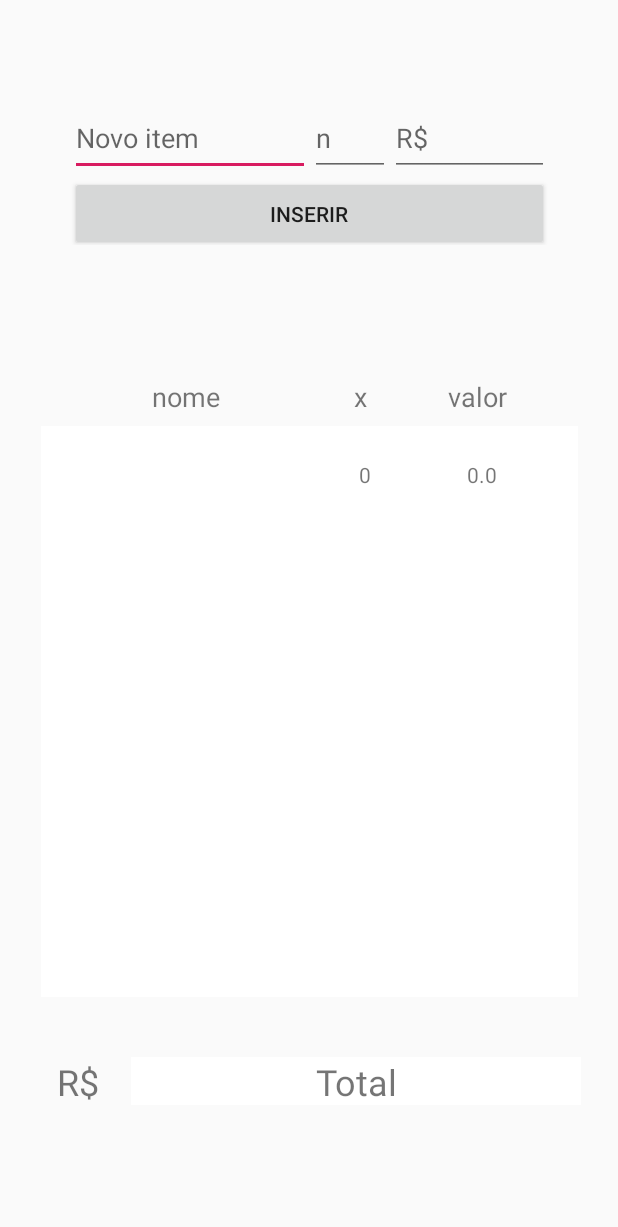
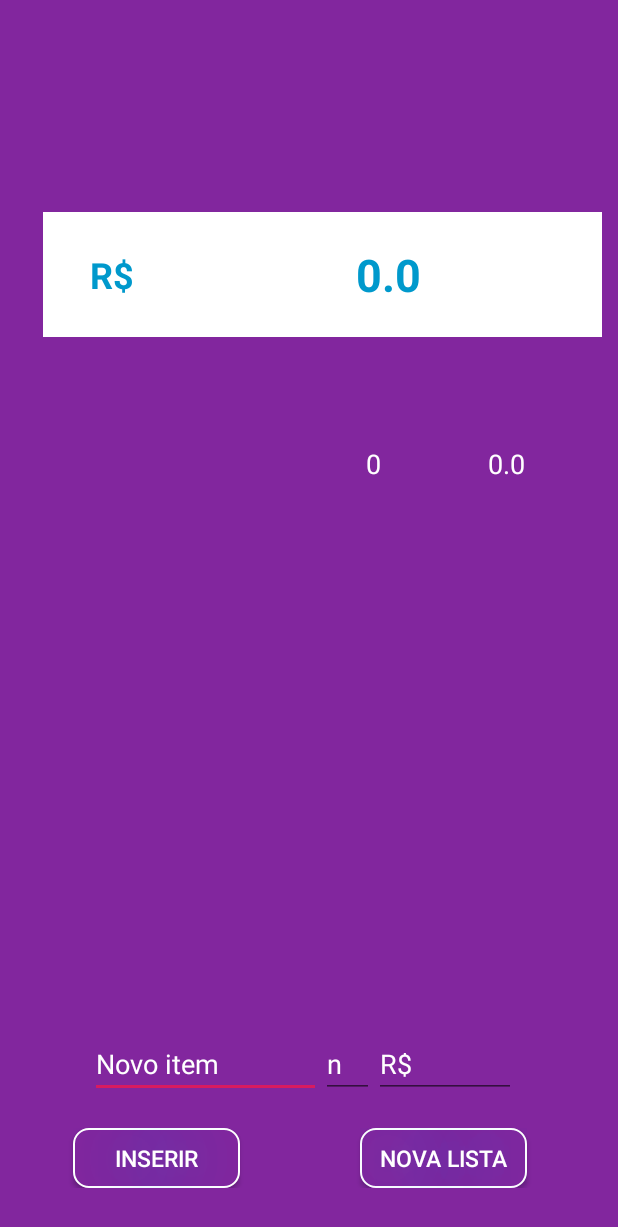
Before and after one commit to andreassef/meusupermercado, an Android app: the screen it shows after launch (MainActivity), after a tap on "INSERIR", on a phone screen of 412 x 824 dp. Shown: the top 1227 px of the screen. Run offline under Robolectric (Android 15) with nearby library versions, the phone set to English and light mode, and no system bars; 2 statements that could not run were skipped.

Commit message:
Novo layout e implementação do botão NOVA LISTA

```diff
--- a/app/src/main/java/com/example/meusupermercado/activities/MainActivity.java
+++ b/app/src/main/java/com/example/meusupermercado/activities/MainActivity.java
@@ -27,7 +27,7 @@ import java.util.ArrayList;
 import java.util.List;
 
 public class MainActivity extends AppCompatActivity {
-    private Button botaoInserir;
+    private Button botaoInserir, botaoNovaLista;
     private List<Compras> comprasList = new ArrayList<>();
     private Compras compras;
     private RecyclerView recyclerView;
@@ -37,13 +37,19 @@ public class MainActivity extends AppCompatActivity {
 
     private EditText editItem, editQuantidade, editValor;
 
+    //itens
+    private String item;
+    private int quantidade;
+    private double valor;
+
     @Override
     protected void onCreate(Bundle savedInstanceState) {
         super.onCreate(savedInstanceState);
         setContentView(R.layout.activity_adicionar_nova_lista);
         //Toolbar toolbar = findViewById(R.id.toolbar);
         //setSupportActionBar(toolbar);
-        botaoInserir = findViewById(R.id.botaoInserir);
+        botaoInserir = findViewById(R.id.btInserir);
+        botaoNovaLista = findViewById(R.id.bt_nova_lista);
         editItem = findViewById(R.id.editItem);
         editQuantidade = findViewById(R.id.editQuantidade);
         editValor = findViewById(R.id.editValor);
@@ -54,29 +60,51 @@ public class MainActivity extends AppCompatActivity {
             @Override
             public void onClick(View v) {
                 //conteudo
-                String item = editItem.getText().toString();
-                int quantidade = Integer.parseInt(editQuantidade.getText().toString());
-                double valor = Double.parseDouble(editValor.getText().toString());
+                item = editItem.getText().toString();
+                quantidade = Integer.parseInt(editQuantidade.getText().toString());
+                valor = Double.parseDouble(editValor.getText().toString());
 
-                comprasDAO = new ComprasDAO(getApplicationContext());
-
-                if(item == "" || String.valueOf(quantidade) == "" || String.valueOf(valor) == ""){
-                    Toast.makeText(getApplicationContext(),"Preencha os campos!", Toast.LENGTH_SHORT).show();
-                }
                 //validando campos
-                if(!(item.isEmpty() && String.valueOf(quantidade).isEmpty() && String.valueOf(valor).isEmpty())){
+                if (!(item.isEmpty() && String.valueOf(quantidade).isEmpty() && String.valueOf(valor).isEmpty())) {
+                    comprasDAO = new ComprasDAO(getApplicationContext());
                     compras = new Compras();
                     compras.setItem(item);
                     compras.setQuantidade(quantidade);
                     compras.setValor(valor);
-                    if(comprasDAO.salvar(compras)){
-                        Toast.makeText(getApplicationContext(),"Sucesso ao salvar item!", Toast.LENGTH_SHORT).show();
+
+                    if (comprasDAO.salvar(compras)) {
+                        Toast.makeText(getApplicationContext(), "Sucesso ao salvar item!", Toast.LENGTH_SHORT).show();
+                        onStart();
+                        editItem.setText("");
+                        editQuantidade.setText("");
+                        editValor.setText("");
                     }
                 }
-                onStart();
-                editItem.setText("");
-                editQuantidade.setText("");
-                editValor.setText("");
+            }
+        });
+
+        botaoNovaLista.setOnClickListener(new View.OnClickListener() {
+            @Override
+            public void onClick(View v) {
+                AlertDialog.Builder dialog = new AlertDialog.Builder(MainActivity.this);
+                //configura título e mensagem
+                dialog.setTitle("Nova lista");
+                dialog.setMessage("Deseja criar uma nova lista?");
+                dialog.setPositiveButton("Sim", new DialogInterface.OnClickListener() {
+                    @Override
+                    public void onClick(DialogInterface dialog, int which) {
+                        comprasDAO = new ComprasDAO(getApplicationContext());
+                        if(comprasDAO.deletarTudo()){
+                            carregarList();
+                            Toast.makeText(getApplicationContext(),"Sucesso ao criar nova lista!", Toast.LENGTH_SHORT).show();
+                        }else{
+                            Toast.makeText(getApplicationContext(),"Erro ao criar nova lista!", Toast.LENGTH_SHORT).show();
+                        }
+                    }
+                });
+                dialog.setNegativeButton("Não", null);
+                dialog.create();
+                dialog.show();
             }
         });
 
@@ -134,6 +162,11 @@ public class MainActivity extends AppCompatActivity {
         recyclerView.setLayoutManager(layoutManager);
         recyclerView.setHasFixedSize(true);
         recyclerView.setAdapter(listaAdapter);
+        double cont = 0;
+        for(Compras compras : comprasList){
+            cont = compras.total() + cont;
+        }
+        textTotal.setText(String.valueOf(cont));
     }
 
     @Override
--- a/app/src/main/java/com/example/meusupermercado/helper/ComprasDAO.java
+++ b/app/src/main/java/com/example/meusupermercado/helper/ComprasDAO.java
@@ -68,6 +68,17 @@ public class ComprasDAO implements ICompras {
         return true;
     }
 
+    public boolean deletarTudo(){
+        try {
+            escreve.delete(DbHelper.NOME_TABELA, null, null);
+            Log.i("INFO", "Item removida com sucesso!");
+        }catch (Exception e){
+            Log.i("INFO", "Erro ao remover item: " + e.getMessage());
+            return false;
+        }
+        return true;
+    }
+
     @Override
     public List<Compras> listar() {
         List<Compras> listaCompras = new ArrayList<>();
--- /dev/null
+++ b/app/src/main/res/color/color_principal.xml
@@ -0,0 +1,4 @@
+<?xml version="1.0" encoding="utf-8"?>
+<selector xmlns:android="http://schemas.android.com/apk/res/android">
+
+</selector>
--- /dev/null
+++ b/app/src/main/res/drawable/bt_inserir.xml
@@ -0,0 +1,23 @@
+<?xml version="1.0" encoding="utf-8"?>
+<shape xmlns:android="http://schemas.android.com/apk/res/android" android:shape="rectangle" >
+    <corners
+        android:radius="10dp"
+        />
+    <solid
+        android:color="#82269E"
+        />
+    <padding
+        android:left="0dp"
+        android:top="0dp"
+        android:right="0dp"
+        android:bottom="0dp"
+        />
+    <size
+        android:width="111dp"
+        android:height="40dp"
+        />
+    <stroke
+        android:width="1dp"
+        android:color="#ffffff"
+        />
+</shape>
--- /dev/null
+++ b/app/src/main/res/drawable/bt_nova_lista.xml
@@ -0,0 +1,23 @@
+<?xml version="1.0" encoding="utf-8"?>
+<shape xmlns:android="http://schemas.android.com/apk/res/android" android:shape="rectangle" >
+    <corners
+        android:radius="10dp"
+        />
+    <solid
+        android:color="#82269E"
+        />
+    <padding
+        android:left="0dp"
+        android:top="0dp"
+        android:right="0dp"
+        android:bottom="0dp"
+        />
+    <size
+        android:width="111dp"
+        android:height="40dp"
+        />
+    <stroke
+        android:width="1dp"
+        android:color="#ffffff"
+        />
+</shape>
--- a/app/src/main/res/layout/activity_adicionar_nova_lista.xml
+++ b/app/src/main/res/layout/activity_adicionar_nova_lista.xml
@@ -5,19 +5,28 @@
     android:id="@+id/adicionarNovoItem"
     android:layout_width="match_parent"
     android:layout_height="match_parent"
+    android:background="@color/corprincipal"
     tools:context=".activities.MainActivity">
 
 
     <LinearLayout
+        android:layout_width="377dp"
+        android:layout_height="122dp"
+        android:gravity="center"
+        android:orientation="vertical"
+        app:layout_constraintBottom_toTopOf="@+id/guideline4"
+        app:layout_constraintEnd_toStartOf="@+id/guideline3"
+        app:layout_constraintHorizontal_bias="0.393"
+        app:layout_constraintStart_toStartOf="@+id/guideline"
+        app:layout_constraintTop_toTopOf="@+id/guideline5"
+        app:layout_constraintVertical_bias="0.796">
+
+        <LinearLayout
             android:id="@+id/linearLayout3"
-        android:layout_width="359dp"
-        android:layout_height="136dp"
+            android:layout_width="324dp"
+            android:layout_height="wrap_content"
             android:orientation="vertical"
-        android:padding="20dp"
-        app:layout_constraintBottom_toTopOf="@+id/guideline6"
-        app:layout_constraintEnd_toStartOf="@+id/guideline3"
-        app:layout_constraintStart_toStartOf="@+id/guideline"
-        app:layout_constraintTop_toTopOf="parent">
+            android:padding="20dp">
 
             <LinearLayout
                 android:id="@+id/linearLayout2"
@@ -28,124 +37,131 @@
                 <EditText
                     android:id="@+id/editItem"
                     android:layout_width="wrap_content"
-                android:layout_height="50dp"
+                    android:layout_height="40dp"
                     android:layout_weight="1"
                     android:ems="10"
                     android:hint="Novo item"
-                android:inputType="textPersonName" />
+                    android:inputType="textPersonName"
+                    android:textColor="@android:color/background_light"
+                    android:textColorHint="@android:color/background_light" />
 
                 <EditText
                     android:id="@+id/editQuantidade"
                     android:layout_width="wrap_content"
-                android:layout_height="50dp"
+                    android:layout_height="40dp"
                     android:layout_weight="3"
                     android:ems="10"
                     android:hint="n"
-                android:inputType="number" />
+                    android:inputType="number"
+                    android:textColor="@android:color/background_light"
+                    android:textColorHint="@android:color/background_light" />
 
                 <EditText
                     android:id="@+id/editValor"
                     android:layout_width="wrap_content"
-                android:layout_height="50dp"
+                    android:layout_height="40dp"
                     android:layout_weight="2"
                     android:ems="10"
                     android:hint="R$"
-                android:inputType="numberDecimal" />
+                    android:inputType="numberDecimal"
+                    android:textColor="@android:color/background_light"
+                    android:textColorHint="@android:color/background_light" />
 
             </LinearLayout>
 
+        </LinearLayout>
+
+        <LinearLayout
+            android:layout_width="337dp"
+            android:layout_height="wrap_content"
+            android:orientation="horizontal">
+
             <Button
-            android:id="@+id/botaoInserir"
-            android:layout_width="match_parent"
-            android:layout_height="50dp"
-            android:text="Inserir" />
+                android:id="@+id/btInserir"
+                android:layout_width="111dp"
+                android:layout_height="40dp"
+                android:layout_marginLeft="15dp"
+
+                android:background="@drawable/bt_inserir"
+                android:shadowColor="#2f84d8"
+                android:shadowDx="0"
+                android:shadowDy="0"
+                android:shadowRadius="50"
+                android:text="Inserir"
+                android:textColor="#FFFFFF"
+                android:textSize="15sp" />
+
+            <Button
+                android:id="@+id/bt_nova_lista"
+                android:layout_width="111dp"
+                android:layout_height="40dp"
+                android:layout_marginLeft="80dp"
+
+                android:background="@drawable/bt_inserir"
+                android:shadowColor="#2f84d8"
+                android:shadowDx="0"
+                android:shadowDy="0"
+                android:shadowRadius="50"
+                android:text="Nova lista"
+                android:textColor="#FFFFFF"
+                android:textSize="15sp" />
+        </LinearLayout>
+
     </LinearLayout>
 
     <androidx.recyclerview.widget.RecyclerView
         android:id="@+id/recyclerViewItens"
-        android:layout_width="358dp"
-        android:layout_height="0dp"
-        android:layout_marginTop="8dp"
-        android:layout_marginBottom="12dp"
-        android:background="@android:color/white"
-        app:layout_constraintBottom_toTopOf="@+id/guideline4"
+        style="@style/AppTheme.NoActionBar"
+        android:layout_width="412dp"
+        android:layout_height="341dp"
+        android:background="@color/corprincipal"
+        app:layout_constraintBottom_toTopOf="@+id/guideline5"
         app:layout_constraintEnd_toStartOf="@+id/guideline3"
+        app:layout_constraintHorizontal_bias="0.571"
         app:layout_constraintStart_toStartOf="@+id/guideline"
-        app:layout_constraintTop_toBottomOf="@+id/textView2"
+        app:layout_constraintTop_toTopOf="@+id/guideline6"
         app:layout_constraintVertical_bias="1.0" />
 
     <TextView
         android:id="@+id/textTotal"
-        android:layout_width="300dp"
-        android:layout_height="32dp"
-        android:layout_marginTop="28dp"
-        android:layout_marginEnd="4dp"
-        android:layout_marginRight="4dp"
+        android:layout_width="285dp"
+        android:layout_height="83dp"
         android:background="@android:color/white"
         android:gravity="center"
-        android:text="Total"
-        android:textSize="24sp"
+        android:text="300.00"
+        android:textColor="@android:color/holo_blue_dark"
+        android:textSize="30sp"
+        android:textStyle="bold"
+        app:layout_constraintBottom_toTopOf="@+id/recyclerViewItens"
         app:layout_constraintEnd_toStartOf="@+id/guideline3"
-        app:layout_constraintTop_toTopOf="@+id/guideline4" />
-
-    <TextView
-        android:id="@+id/textView"
-        android:layout_width="130dp"
-        android:layout_height="wrap_content"
-        android:gravity="center"
-        android:text="nome"
-        android:textSize="18sp"
-        app:layout_constraintBottom_toTopOf="@+id/guideline5"
-        app:layout_constraintEnd_toStartOf="@+id/textView2"
-        app:layout_constraintHorizontal_bias="0.595"
-        app:layout_constraintStart_toStartOf="@+id/guideline"
-        app:layout_constraintTop_toTopOf="@+id/guideline6"
-        app:layout_constraintVertical_bias="0.433" />
-
-    <TextView
-        android:id="@+id/textView2"
-        android:layout_width="50dp"
-        android:layout_height="24dp"
-        android:layout_marginEnd="28dp"
-        android:layout_marginRight="28dp"
-        android:gravity="center"
-        android:text="x"
-        android:textSize="18sp"
-        app:layout_constraintBaseline_toBaselineOf="@+id/textView"
-        app:layout_constraintEnd_toStartOf="@+id/textView4" />
-
-    <TextView
-        android:id="@+id/textView4"
-        android:layout_width="50dp"
-        android:layout_height="wrap_content"
-        android:layout_marginEnd="48dp"
-        android:layout_marginRight="48dp"
-        android:gravity="center"
-        android:text="valor"
-        android:textSize="18sp"
-        app:layout_constraintBottom_toTopOf="@+id/guideline5"
-        app:layout_constraintEnd_toStartOf="@+id/guideline3"
-        app:layout_constraintTop_toTopOf="@+id/guideline6"
-        app:layout_constraintVertical_bias="0.433" />
+        app:layout_constraintHorizontal_bias="0.32"
+        app:layout_constraintStart_toEndOf="@+id/textView5"
+        app:layout_constraintTop_toTopOf="parent"
+        app:layout_constraintVertical_bias="0.731" />
 
     <TextView
         android:id="@+id/textView5"
-        android:layout_width="50dp"
-        android:layout_height="wrap_content"
+        android:layout_width="92dp"
+        android:layout_height="83dp"
+        android:layout_marginStart="16dp"
+        android:layout_marginLeft="16dp"
+        android:background="@android:color/background_light"
         android:gravity="center"
         android:text="R$"
+        android:textColor="@android:color/holo_blue_dark"
         android:textSize="24sp"
-        app:layout_constraintBaseline_toBaselineOf="@+id/textTotal"
-        app:layout_constraintEnd_toStartOf="@+id/textTotal"
-        app:layout_constraintHorizontal_bias="0.4"
-        app:layout_constraintStart_toStartOf="@+id/guideline" />
+        android:textStyle="bold"
+        app:layout_constraintBottom_toTopOf="@+id/recyclerViewItens"
+        app:layout_constraintStart_toStartOf="@+id/guideline"
+        app:layout_constraintTop_toTopOf="parent"
+        app:layout_constraintVertical_bias="0.731" />
 
     <androidx.constraintlayout.widget.Guideline
         android:id="@+id/guideline"
         android:layout_width="wrap_content"
         android:layout_height="wrap_content"
         android:orientation="vertical"
-        app:layout_constraintGuide_percent="0.05" />
+        app:layout_constraintGuide_percent="0.03" />
 
     <androidx.constraintlayout.widget.Guideline
         android:id="@+id/guideline2"
@@ -166,20 +182,20 @@
         android:layout_width="wrap_content"
         android:layout_height="wrap_content"
         android:orientation="horizontal"
-        app:layout_constraintGuide_percent="0.8208955" />
+        app:layout_constraintGuide_percent="0.98" />
 
     <androidx.constraintlayout.widget.Guideline
         android:id="@+id/guideline5"
         android:layout_width="wrap_content"
         android:layout_height="wrap_content"
         android:orientation="horizontal"
-        app:layout_constraintGuide_percent="0.37" />
+        app:layout_constraintGuide_percent="0.75" />
 
     <androidx.constraintlayout.widget.Guideline
         android:id="@+id/guideline6"
         android:layout_width="wrap_content"
         android:layout_height="wrap_content"
         android:orientation="horizontal"
-        app:layout_constraintGuide_percent="0.28" />
+        app:layout_constraintGuide_percent="0.02" />
 
 </androidx.constraintlayout.widget.ConstraintLayout>
--- a/app/src/main/res/layout/lista_compra_adapter.xml
+++ b/app/src/main/res/layout/lista_compra_adapter.xml
@@ -12,7 +12,8 @@
         android:layout_weight="3"
         android:gravity="center"
         android:text="TextView"
-        android:textSize="14sp" />
+        android:textColor="@android:color/background_light"
+        android:textSize="18sp" />
 
     <TextView
         android:id="@+id/textQuantidade"
@@ -21,7 +22,8 @@
         android:layout_weight="1"
         android:gravity="center"
         android:text="TextView"
-        android:textSize="14sp" />
+        android:textColor="@android:color/background_light"
+        android:textSize="18sp" />
 
     <TextView
         android:id="@+id/textValor"
@@ -30,5 +32,6 @@
         android:layout_weight="1"
         android:gravity="center"
         android:text="TextView"
-        android:textSize="14sp" />
+        android:textColor="@android:color/background_light"
+        android:textSize="18sp" />
 </LinearLayout>
--- a/app/src/main/res/values/colors.xml
+++ b/app/src/main/res/values/colors.xml
@@ -3,4 +3,5 @@
     <color name="colorPrimary">#008577</color>
     <color name="colorPrimaryDark">#00574B</color>
     <color name="colorAccent">#D81B60</color>
+    <color name="corprincipal">#82269E</color>
 </resources>
```
Lines whose indentation alone changed are shown as unchanged.
